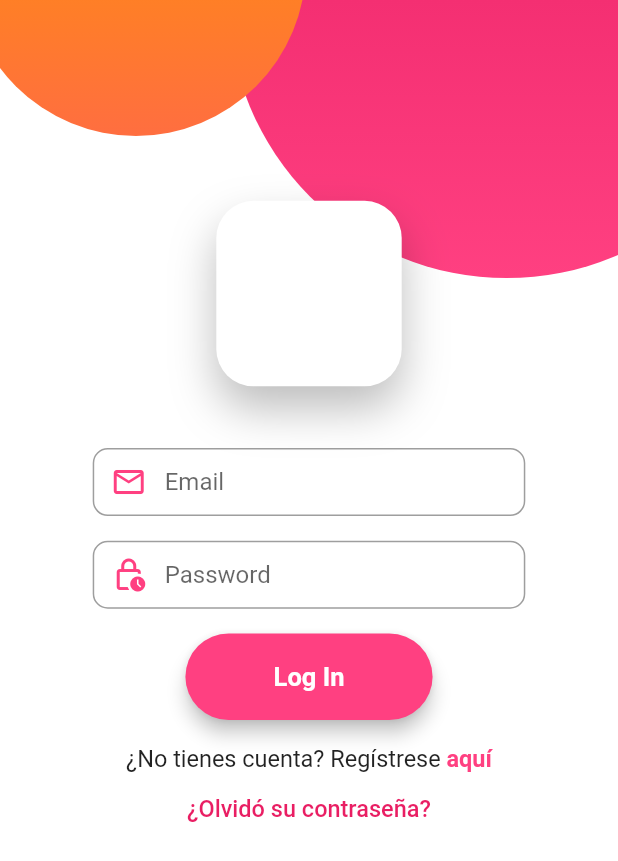
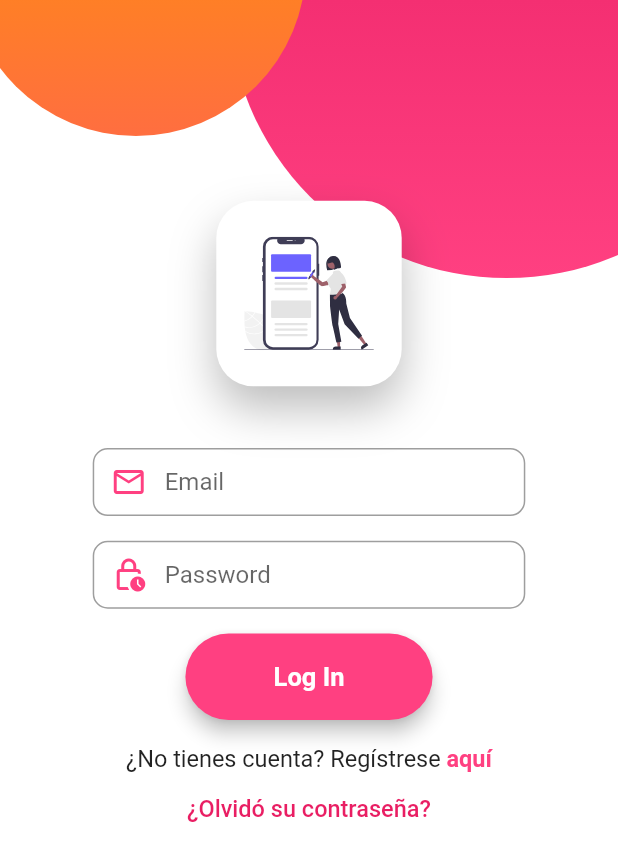
Before and after one commit to ricardo712/social_fast, a Flutter app: the screen it shows after launch, on a phone screen of 412 x 824 dp. Shown: the top 861 px of the screen. Run offline on Flutter 3.47's test engine with Material 2 defaults, Android fonts, the phone set to English and light mode, and no system bars; our stand-ins replace cloud_firestore, curved_navigation_bar, dio, file_picker, firebase_auth, firebase_core and 8 more; missing offline and left inert: dart:ffi, photo_manager; accounts and stored records are empty.

Commit message:
Corrigiendo error de imagen loggin

```diff
--- a/lib/widgets/icon_container.dart
+++ b/lib/widgets/icon_container.dart
@@ -24,17 +24,17 @@ class IconContainer extends StatelessWidget {
           ),
         ],
       ),
-      // padding: EdgeInsets.all(this.size * 0.15),
-      // child: Center(
-      //     child: CircleAvatar(
-      //   child: SvgPicture.asset(
-      //     '',
-      //     width: double.infinity,
-      //     height: double.infinity,
-      //   ),
-      //   radius: 100,
-      //   backgroundColor: Colors.white60,
-      // )),
+      padding: EdgeInsets.all(this.size * 0.15),
+      child: Center(
+          child: CircleAvatar(
+        child: SvgPicture.asset(
+          'assets/svg/mobile-new-posts.svg',
+          width: double.infinity,
+          height: double.infinity,
+        ),
+        radius: 100,
+        backgroundColor: Colors.white60,
+      )),
     );
   }
 }
```
